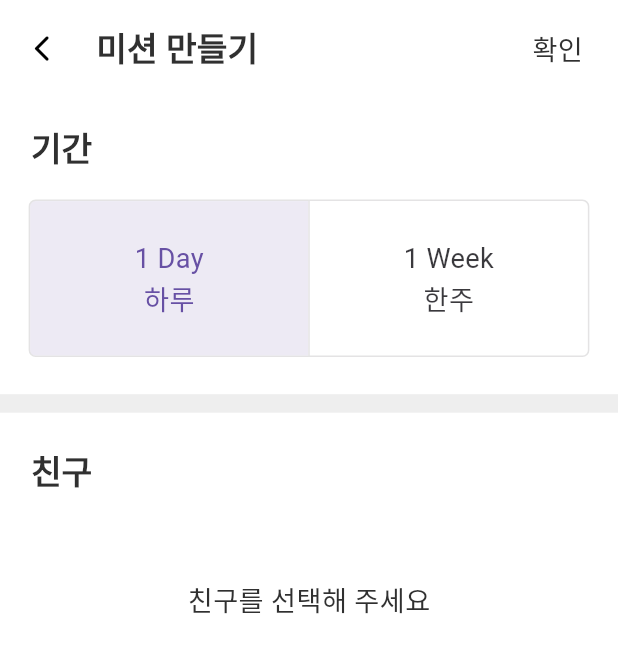
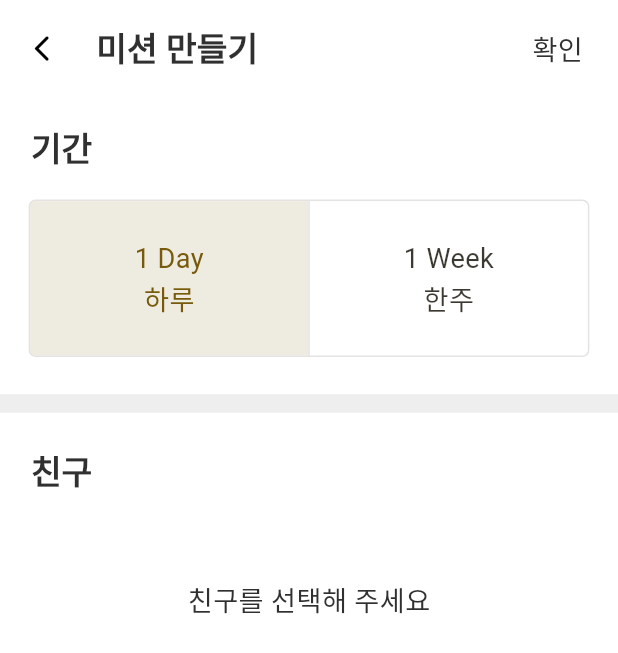
Before and after one commit to JJulme/manito, a Flutter app: the MissionCreateScreen screen opened directly, on a phone screen of 412 x 824 dp. Shown: the top 653 px of the screen. Run offline on Flutter 3.47's test engine with Material 3 defaults, Android fonts, the light colour scheme and no system bars; our stand-ins replace badges, cached_network_image, carousel_slider, firebase_core, firebase_messaging, flutter_dotenv and 8 more; missing offline and left inert: flutter_inappwebview, kakao_flutter_sdk_user, photo_manager, photo_manager_image_provider; accounts and stored records are empty.

Commit message:
아이콘 색상 변경

```diff
--- a/lib/screens/mission/mission_create_screen.dart
+++ b/lib/screens/mission/mission_create_screen.dart
@@ -67,6 +67,23 @@ class _MissionCreateScreenState extends State<MissionCreateScreen> {
             crossAxisAlignment: CrossAxisAlignment.start,
             children: [
               // 기간 텍스트
+              _buildPeriodSection(width),
+              Divider(),
+              // 친구 선택/목록
+              _buildFriendsSection(width),
+            ],
+          ),
+        ),
+      ),
+    );
+  }
+
+  // 기간 선택 섹션
+  Widget _buildPeriodSection(double width) {
+    return Column(
+      crossAxisAlignment: CrossAxisAlignment.start,
+      children: [
+        // 기간 텍스트
         Padding(
           padding: EdgeInsets.all(0.05 * width),
           child: Text('기간', style: Get.textTheme.titleLarge),
@@ -76,15 +93,15 @@ class _MissionCreateScreenState extends State<MissionCreateScreen> {
           width: double.infinity,
           alignment: Alignment.center,
           child: ToggleButtons(
+            fillColor: Colors.yellowAccent[300],
+            selectedColor: Colors.yellowAccent[900],
+            selectedBorderColor: Colors.yellowAccent[900],
             borderRadius: BorderRadius.circular(0.01 * width),
             constraints: BoxConstraints(
               minHeight: 0.25 * width,
               minWidth: (Get.width - 0.1 * width) / 2,
             ),
-                  isSelected: List.generate(
-                    2,
-                    (index) => index == _selectedIndex,
-                  ),
+            isSelected: List.generate(2, (index) => index == _selectedIndex),
             onPressed: (index) {
               setState(() {
                 _selectedIndex = index;
@@ -102,7 +119,15 @@ class _MissionCreateScreenState extends State<MissionCreateScreen> {
             ],
           ),
         ),
-              Divider(),
+      ],
+    );
+  }
+
+  // 친구 선택 섹션
+  Widget _buildFriendsSection(double width) {
+    return Column(
+      crossAxisAlignment: CrossAxisAlignment.start,
+      children: [
         // 친구 텍스트
         Padding(
           padding: EdgeInsets.fromLTRB(
@@ -117,34 +142,38 @@ class _MissionCreateScreenState extends State<MissionCreateScreen> {
         Column(
           mainAxisSize: MainAxisSize.min,
           children: [
-                  Container(
+            _buildSelectedFriendsList(width),
+            _buildAllFriendsList(width),
+          ],
+        ),
+      ],
+    );
+  }
+
+  // 선택된 친구 목록
+  Widget _buildSelectedFriendsList(double width) {
+    return Container(
       height: 0.25 * width,
       alignment: Alignment.centerLeft,
       child: Obx(() {
         if (_controller.selectedFriends.isEmpty) {
           return Center(child: Text('친구를 선택해 주세요'));
-                      } else {
+        }
+
         return ListView.separated(
           scrollDirection: Axis.horizontal,
-                          separatorBuilder:
-                              (context, index) =>
-                                  SizedBox(width: 0.0000 * width),
+          separatorBuilder: (_, __) => SizedBox(width: 0),
           itemCount: _controller.selectedFriends.length,
           itemBuilder: (context, index) {
-                            final userProfile =
-                                _controller.selectedFriends[index];
-                            return InkWell(
-                              onTap:
-                                  () =>
-                                      _controller.toggleSelection(userProfile),
+            final userProfile = _controller.selectedFriends[index];
+            return GestureDetector(
+              onTap: () => _controller.toggleSelection(userProfile),
               child: Column(
                 children: [
                   Stack(
                     children: [
                       Padding(
-                                        padding: EdgeInsets.symmetric(
-                                          horizontal: 0.03 * width,
-                                        ),
+                        padding: EdgeInsets.symmetric(horizontal: 0.03 * width),
                         child: profileImageOrDefault(
                           userProfile.profileImageUrl!,
                           0.16 * width,
@@ -153,10 +182,7 @@ class _MissionCreateScreenState extends State<MissionCreateScreen> {
                       Positioned(
                         top: 0,
                         right: 0,
-                                        child: Icon(
-                                          Icons.remove_circle_rounded,
-                                          color: kGrey,
-                                        ),
+                        child: Icon(Icons.remove_circle_rounded, color: kGrey),
                       ),
                     ],
                   ),
@@ -166,17 +192,19 @@ class _MissionCreateScreenState extends State<MissionCreateScreen> {
             );
           },
         );
+      }),
+    );
   }
-                    }),
-                  ),
 
   // 전체 친구 목록
-                  ListView.builder(
+  Widget _buildAllFriendsList(double width) {
+    return ListView.builder(
       shrinkWrap: true,
       physics: NeverScrollableScrollPhysics(),
       itemCount: _friendsController.friendList.length,
       itemBuilder: (context, index) {
         final userProfile = _friendsController.friendList[index];
+
         return Obx(() {
           return ListTile(
             contentPadding: EdgeInsets.symmetric(
@@ -210,30 +238,28 @@ class _MissionCreateScreenState extends State<MissionCreateScreen> {
             ),
             visualDensity: const VisualDensity(vertical: 4),
             trailing: Transform.scale(
-                            scale: 0.0025 * width,
+              scale: 0.0028 * width,
               child: Checkbox(
+                checkColor: Colors.black,
+                fillColor: WidgetStateProperty.resolveWith<Color>((
+                  Set<WidgetState> states,
+                ) {
+                  if (states.contains(WidgetState.selected)) {
+                    return Colors.yellowAccent[700]!;
+                  }
+                  return Colors.white;
+                }),
                 shape: RoundedRectangleBorder(
                   borderRadius: BorderRadius.circular(15),
                 ),
                 value: _controller.isSelected(userProfile),
-                              onChanged: (_) {
-                                _controller.toggleSelection(userProfile);
-                              },
+                onChanged: (_) => _controller.toggleSelection(userProfile),
               ),
             ),
-                          onTap: () {
-                            _controller.toggleSelection(userProfile);
-                          },
+            onTap: () => _controller.toggleSelection(userProfile),
           );
         });
       },
-                  ),
-                ],
-              ),
-            ],
-          ),
-        ),
-      ),
     );
   }
 }
```
Also changed, not shown: lib/main.dart (+6 -4 lines). Lines whose indentation alone changed are shown as unchanged.
